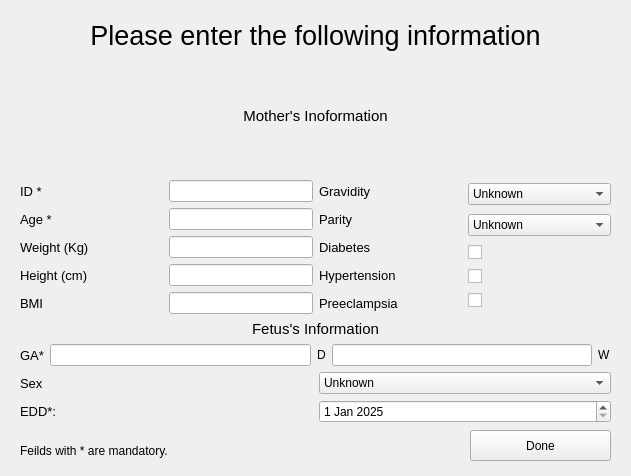
This is info.ui in BME-Jafar/FetalBio-AI as Qt 5 draws it before an edit. The edited form follows.
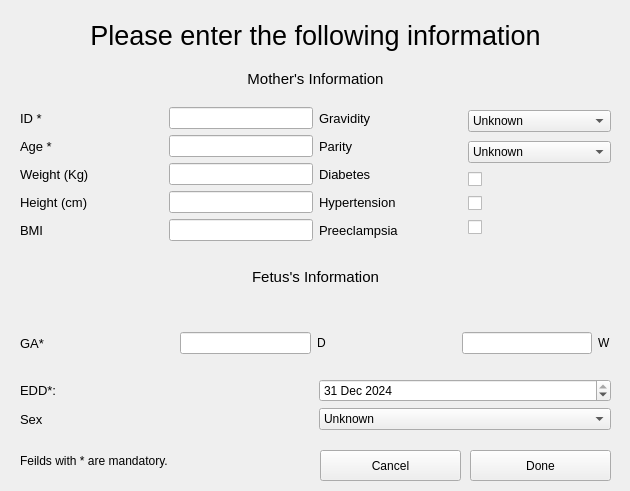
This is the edited form.

What changed in the file:
```diff
--- a/info.ui
+++ b/info.ui
@@ -6,8 +6,8 @@
    <rect>
     <x>0</x>
     <y>0</y>
-    <width>631</width>
-    <height>476</height>
+    <width>630</width>
+    <height>491</height>
    </rect>
   </property>
   <property name="windowTitle">
@@ -19,10 +19,10 @@
      <x>20</x>
      <y>20</y>
      <width>591</width>
-     <height>403</height>
+     <height>410</height>
     </rect>
    </property>
-   <layout class="QVBoxLayout" name="Main">
+   <layout class="QVBoxLayout" name="Main" stretch="0,1,1">
     <item>
      <widget class="QLabel" name="label">
       <property name="font">
@@ -48,7 +48,7 @@
          </font>
         </property>
         <property name="text">
-         <string>Mother's Inoformation</string>
+         <string>Mother's Information</string>
         </property>
         <property name="alignment">
          <set>Qt::AlignmentFlag::AlignCenter</set>
@@ -328,8 +328,6 @@
         </property>
        </widget>
       </item>
-     </layout>
-    </item>
     <item>
      <layout class="QHBoxLayout" name="horizontalLayout_3">
       <item>
@@ -344,6 +342,19 @@
         </property>
        </widget>
       </item>
+        <item>
+         <spacer name="horizontalSpacer">
+          <property name="orientation">
+           <enum>Qt::Orientation::Horizontal</enum>
+          </property>
+          <property name="sizeHint" stdset="0">
+           <size>
+            <width>40</width>
+            <height>20</height>
+           </size>
+          </property>
+         </spacer>
+        </item>
       <item>
        <widget class="QLineEdit" name="GaInputDays"/>
       </item>
@@ -354,6 +365,19 @@
         </property>
        </widget>
       </item>
+        <item>
+         <spacer name="horizontalSpacer_2">
+          <property name="orientation">
+           <enum>Qt::Orientation::Horizontal</enum>
+          </property>
+          <property name="sizeHint" stdset="0">
+           <size>
+            <width>40</width>
+            <height>20</height>
+           </size>
+          </property>
+         </spacer>
+        </item>
       <item>
        <widget class="QLineEdit" name="GaInputWeeks"/>
       </item>
@@ -366,41 +390,6 @@
       </item>
      </layout>
     </item>
-    <item>
-     <layout class="QHBoxLayout" name="sexLayout">
-      <item>
-       <widget class="QLabel" name="label_17">
-        <property name="font">
-         <font>
-          <pointsize>10</pointsize>
-         </font>
-        </property>
-        <property name="text">
-         <string>Sex</string>
-        </property>
-       </widget>
-      </item>
-      <item>
-       <widget class="QComboBox" name="sexBox">
-        <item>
-         <property name="text">
-          <string>Unknown</string>
-         </property>
-        </item>
-        <item>
-         <property name="text">
-          <string>Male</string>
-         </property>
-        </item>
-        <item>
-         <property name="text">
-          <string>Female</string>
-         </property>
-        </item>
-       </widget>
-      </item>
-     </layout>
-    </item>
     <item>
      <layout class="QHBoxLayout" name="horizontalLayout_6">
       <item>
@@ -419,25 +408,62 @@
        <widget class="QDateEdit" name="EDDInput">
         <property name="dateTime">
          <datetime>
-          <hour>0</hour>
+            <hour>23</hour>
           <minute>0</minute>
           <second>0</second>
-          <year>2025</year>
-          <month>1</month>
-          <day>1</day>
+            <year>2024</year>
+            <month>12</month>
+            <day>31</day>
          </datetime>
         </property>
        </widget>
       </item>
      </layout>
     </item>
+      <item>
+       <layout class="QHBoxLayout" name="sexLayout">
+        <item>
+         <widget class="QLabel" name="label_17">
+          <property name="font">
+           <font>
+            <pointsize>10</pointsize>
+           </font>
+          </property>
+          <property name="text">
+           <string>Sex</string>
+          </property>
+         </widget>
+        </item>
+        <item>
+         <widget class="QComboBox" name="sexBox">
+          <item>
+           <property name="text">
+            <string>Unknown</string>
+           </property>
+          </item>
+          <item>
+           <property name="text">
+            <string>Male</string>
+           </property>
+          </item>
+          <item>
+           <property name="text">
+            <string>Female</string>
+           </property>
+          </item>
+         </widget>
+        </item>
+       </layout>
+      </item>
+     </layout>
+    </item>
    </layout>
   </widget>
   <widget class="QPushButton" name="done_Button">
    <property name="geometry">
     <rect>
      <x>470</x>
-     <y>430</y>
+     <y>450</y>
      <width>141</width>
      <height>31</height>
     </rect>
@@ -450,8 +476,8 @@
    <property name="geometry">
     <rect>
      <x>20</x>
-     <y>440</y>
-     <width>171</width>
+     <y>450</y>
+     <width>191</width>
      <height>21</height>
     </rect>
    </property>
@@ -459,6 +485,19 @@
     <string>Feilds with * are mandatory.</string>
    </property>
   </widget>
+  <widget class="QPushButton" name="cancel_button">
+   <property name="geometry">
+    <rect>
+     <x>320</x>
+     <y>450</y>
+     <width>141</width>
+     <height>31</height>
+    </rect>
+   </property>
+   <property name="text">
+    <string>Cancel</string>
+   </property>
+  </widget>
  </widget>
  <resources/>
  <connections/>
```
Lines whose indentation alone changed are shown as unchanged.
